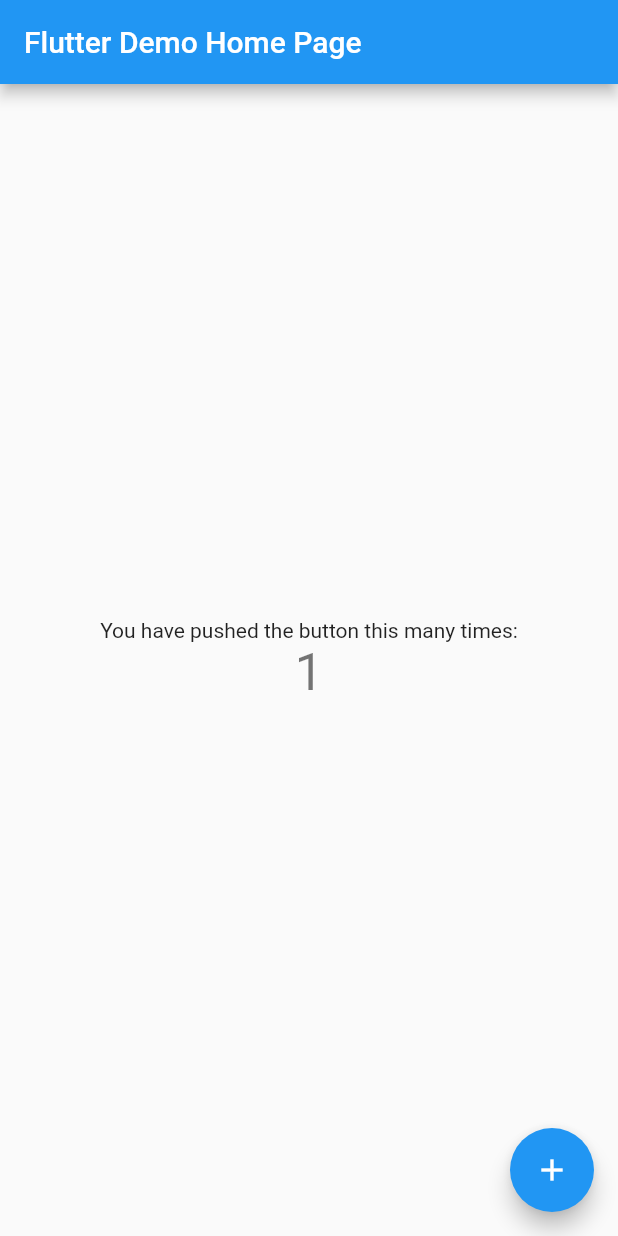
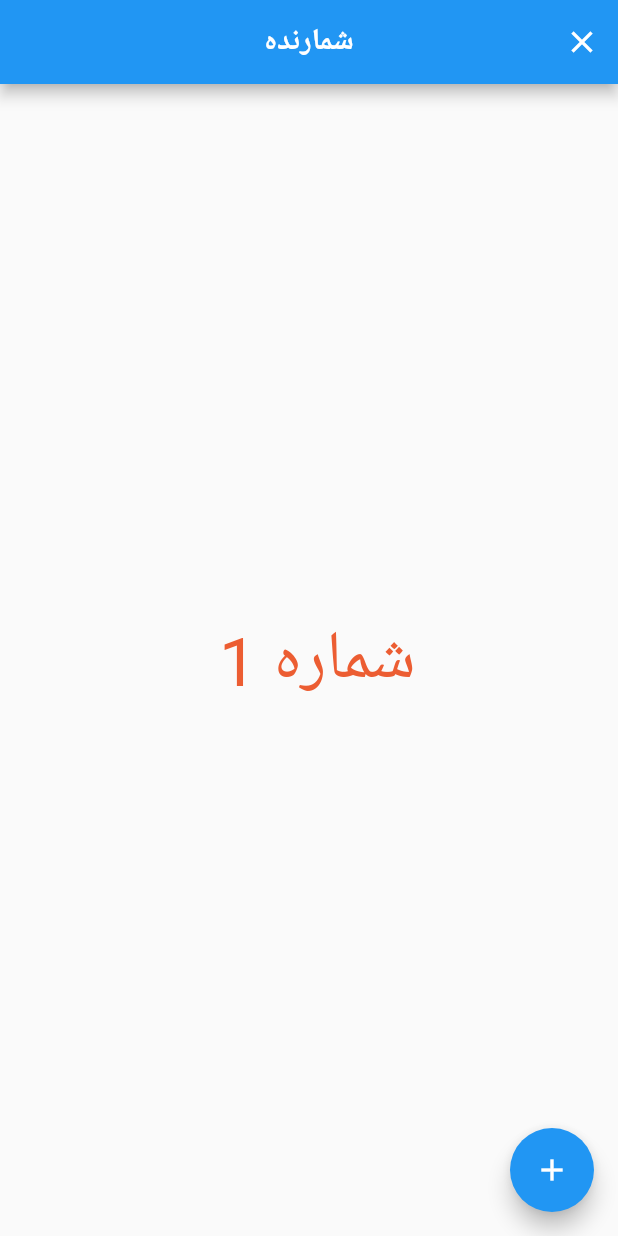
Before and after one commit to Hamidmirzapour/counter-app-flutter, a Flutter app: the screen it shows after launch, after a tap on the "add" icon, on a phone screen of 412 x 824 dp. Run offline on Flutter 3.47's test engine with Material 2 defaults, Android fonts, the phone set to English and light mode, and no system bars.

Commit message:
Add AppBar, FloatingActionButton and their Functions to add Counter and reset it.

```diff
--- a/lib/main.dart
+++ b/lib/main.dart
@@ -1,113 +1,58 @@
 import 'package:flutter/material.dart';
+import 'dart:math';
 
-void main() {
-  runApp(MyApp());
+void main() => runApp(Counter());
+
+class Counter extends StatefulWidget {
+  const Counter({Key? key}) : super(key: key);
+
+  @override
+  _CounterState createState() => _CounterState();
 }
 
-class MyApp extends StatelessWidget {
-  // This widget is the root of your application.
+class _CounterState extends State<Counter> {
+
+  // Fields
+  int counter = 0;
+  Color counter_color = Colors.black;
+
   @override
   Widget build(BuildContext context) {
     return MaterialApp(
-      title: 'Flutter Demo',
-      theme: ThemeData(
-        // This is the theme of your application.
-        //
-        // Try running your application with "flutter run". You'll see the
-        // application has a blue toolbar. Then, without quitting the app, try
-        // changing the primarySwatch below to Colors.green and then invoke
-        // "hot reload" (press "r" in the console where you ran "flutter run",
-        // or simply save your changes to "hot reload" in a Flutter IDE).
-        // Notice that the counter didn't reset back to zero; the application
-        // is not restarted.
-        primarySwatch: Colors.blue,
+      home: Scaffold(
+        appBar: AppBar(
+          title: Text(
+          "شمارنده",
+            style: TextStyle(fontWeight: FontWeight.w800),
+          ),
+          centerTitle: true,
+          actions: <Widget>[
+            IconButton(
+                onPressed: () {
+                  setState(() {
+                    counter = 0;
+                    counter_color = Colors.black;
+                  });
+                }, icon: Icon(Icons.clear))
+          ],
+        ),
+        body: Center(
+          child: Text(
+            " شماره $counter",
+            style: TextStyle(fontSize: 45.0, color: counter_color),
+          ),
+        ),
+        floatingActionButton: FloatingActionButton(
+          onPressed: () {
+            setState(() {
+              ++counter;
+              final random = Random(); // Instantiate from Random class
+              counter_color = Color.fromRGBO(random.nextInt(244), random.nextInt(244), random.nextInt(244), 1.0);
+            });
+          },
+          child: Icon(Icons.add),
+        ),
       ),
-      home: MyHomePage(title: 'Flutter Demo Home Page'),
     );
   }
 }
-
-class MyHomePage extends StatefulWidget {
-  MyHomePage({Key? key, required this.title}) : super(key: key);
-
-  // This widget is the home page of your application. It is stateful, meaning
-  // that it has a State object (defined below) that contains fields that affect
-  // how it looks.
-
-  // This class is the configuration for the state. It holds the values (in this
-  // case the title) provided by the parent (in this case the App widget) and
-  // used by the build method of the State. Fields in a Widget subclass are
-  // always marked "final".
-
-  final String title;
-
-  @override
-  _MyHomePageState createState() => _MyHomePageState();
-}
-
-class _MyHomePageState extends State<MyHomePage> {
-  int _counter = 0;
-
-  void _incrementCounter() {
-    setState(() {
-      // This call to setState tells the Flutter framework that something has
-      // changed in this State, which causes it to rerun the build method below
-      // so that the display can reflect the updated values. If we changed
-      // _counter without calling setState(), then the build method would not be
-      // called again, and so nothing would appear to happen.
-      _counter++;
-    });
-  }
-
-  @override
-  Widget build(BuildContext context) {
-    // This method is rerun every time setState is called, for instance as done
-    // by the _incrementCounter method above.
-    //
-    // The Flutter framework has been optimized to make rerunning build methods
-    // fast, so that you can just rebuild anything that needs updating rather
-    // than having to individually change instances of widgets.
-    return Scaffold(
-      appBar: AppBar(
-        // Here we take the value from the MyHomePage object that was created by
-        // the App.build method, and use it to set our appbar title.
-        title: Text(widget.title),
-      ),
-      body: Center(
-        // Center is a layout widget. It takes a single child and positions it
-        // in the middle of the parent.
-        child: Column(
-          // Column is also a layout widget. It takes a list of children and
-          // arranges them vertically. By default, it sizes itself to fit its
-          // children horizontally, and tries to be as tall as its parent.
-          //
-          // Invoke "debug painting" (press "p" in the console, choose the
-          // "Toggle Debug Paint" action from the Flutter Inspector in Android
-          // Studio, or the "Toggle Debug Paint" command in Visual Studio Code)
-          // to see the wireframe for each widget.
-          //
-          // Column has various properties to control how it sizes itself and
-          // how it positions its children. Here we use mainAxisAlignment to
-          // center the children vertically; the main axis here is the vertical
-          // axis because Columns are vertical (the cross axis would be
-          // horizontal).
-          mainAxisAlignment: MainAxisAlignment.center,
-          children: <Widget>[
-            Text(
-              'You have pushed the button this many times:',
-            ),
-            Text(
-              '$_counter',
-              style: Theme.of(context).textTheme.headline4,
-            ),
-          ],
-        ),
-      ),
-      floatingActionButton: FloatingActionButton(
-        onPressed: _incrementCounter,
-        tooltip: 'Increment',
-        child: Icon(Icons.add),
-      ), // This trailing comma makes auto-formatting nicer for build methods.
-    );
-  }
-}
```
